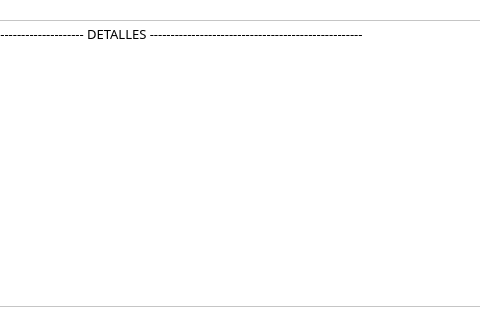
This is ui/detailsWidget.ui in lasaid-udg/iOSA as Qt 5 draws it before an edit; both pictures show x 154 to 634 and y 0 to 327 of the 755 by 327 pixel window. The edited form follows.
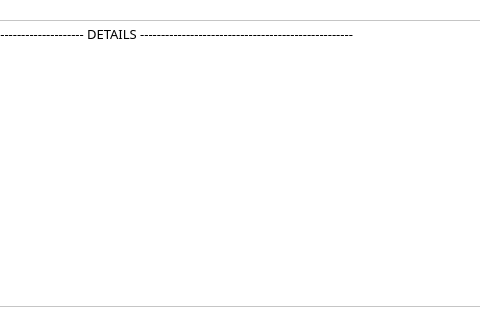
This is the edited form. Icons and pictures are not drawn.

The edit to the form file:
```diff
--- a/ui/detailsWidget.ui
+++ b/ui/detailsWidget.ui
@@ -214,7 +214,7 @@
            <bool>true</bool>
           </property>
           <property name="plainText">
-           <string>--------------------------------------------------- DETALLES ---------------------------------------------------
+           <string>--------------------------------------------------- DETAILS ---------------------------------------------------
 
 </string>
           </property>
```
Left out of the diff: 2 changed lines with no effect on the pictures.
